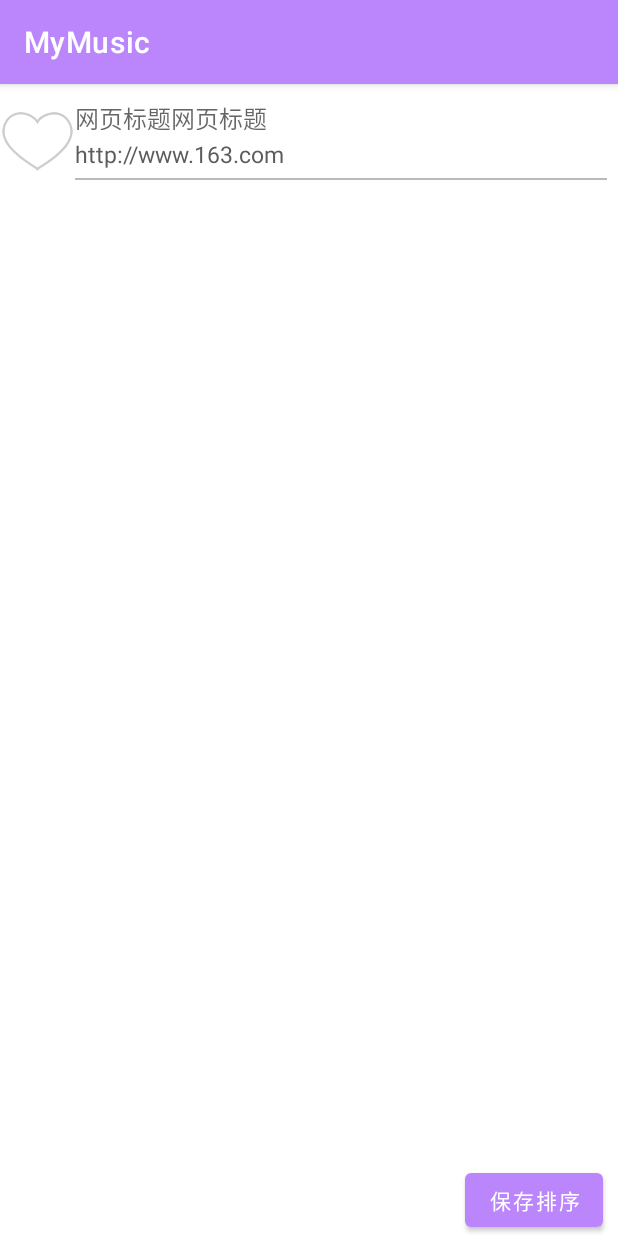
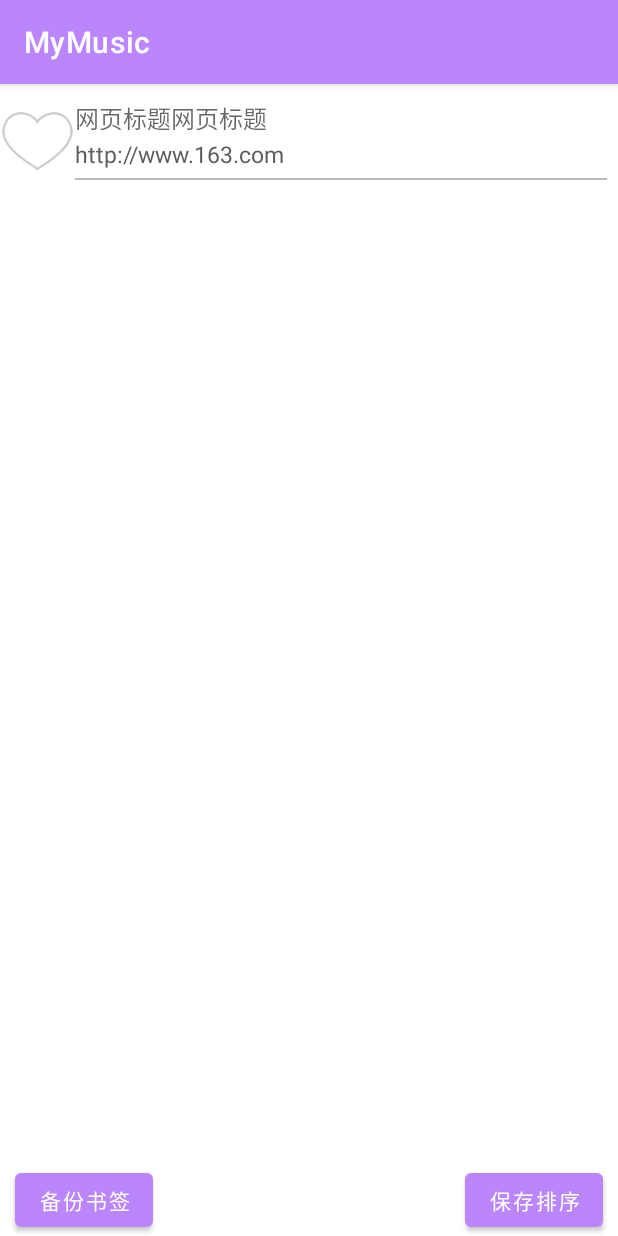
Before and after one commit to sksksk11/MyAndroid, an Android app: the FrameActivity screen opened directly, with no data from a screen before it, after a tap on "书签", on a phone screen of 412 x 824 dp. Run offline under Robolectric (Android 15) with nearby library versions, the light colour scheme and no system bars.

Commit message:
2024年9月4日-02

```diff
--- a/MyMusic/app/src/main/java/com/example/mymusic/utils/DatabaseHelper.java
+++ b/MyMusic/app/src/main/java/com/example/mymusic/utils/DatabaseHelper.java
@@ -142,7 +142,7 @@ public class DatabaseHelper extends SQLiteOpenHelper {
     public Cursor getAllBookmarks(){
 
         SQLiteDatabase db = getReadableDatabase();
-        String QuerySql = "select * from "+TABLE_NAME_WEBURLS + " where " + COLUMN_ISDEL + " = 'N'";
+        String QuerySql = "select * from "+TABLE_NAME_WEBURLS + " where " + COLUMN_ISDEL + " = 'N' ORDER BY " + COLUMN_NUMBER;
         Log.d("TAG", "QuerySql: "+QuerySql);
         Cursor cursor = db.rawQuery(QuerySql, null);
 
@@ -181,7 +181,7 @@ public class DatabaseHelper extends SQLiteOpenHelper {
         if(bookmarkList != null){
             SQLiteDatabase db = getWritableDatabase();
             for (int i = 0; i < bookmarkList.size(); i++) {
-
+//                Log.d("TAG", "title: "+bookmarkList.get(i).getWebTitle()+" ,id:"+bookmarkList.get(i).getId());
                 ContentValues values = new ContentValues();
                 values.put(COLUMN_NUMBER,i+1);
                 String stringId = bookmarkList.get(i).getId() + "";
@@ -195,4 +195,10 @@ public class DatabaseHelper extends SQLiteOpenHelper {
         return updateRows;
     }
 
+    //传入列表，更新条目的顺序
+    public void updateAllBookmarkOrder(List<WebInfo> bookmarkList){
+
+
+    }
+
 }
--- a/MyMusic/app/src/main/java/com/example/mymusic/utils/MyItemTouchHelperCallback.java
+++ b/MyMusic/app/src/main/java/com/example/mymusic/utils/MyItemTouchHelperCallback.java
@@ -49,7 +49,7 @@ public class MyItemTouchHelperCallback extends ItemTouchHelper.Callback {
 
     @Override
     public void onSwiped(@NonNull RecyclerView.ViewHolder viewHolder, int direction) {
-        adapter.notifyItemRemoved(viewHolder.getAdapterPosition());
+        //adapter.notifyItemRemoved(viewHolder.getAdapterPosition());
     }
 
     @Override
--- a/MyMusic/app/src/main/res/layout/activity_saved_bookmark.xml
+++ b/MyMusic/app/src/main/res/layout/activity_saved_bookmark.xml
@@ -15,13 +15,36 @@
         android:layout_weight="1"
 
         />
+    <LinearLayout
+        android:layout_width="match_parent"
+        android:layout_height="wrap_content"
+        android:orientation="horizontal"
+
+        >
+
+        <Button
+            android:id="@+id/btn_backupBookmark"
+            android:layout_width="wrap_content"
+            android:layout_height="wrap_content"
+            android:text="备份书签"
+            android:layout_marginLeft="10dp"
+
+            />
+        <Space
+            android:layout_width="0dp"
+            android:layout_height="wrap_content"
+            android:layout_weight="1"
+            />
+
         <Button
             android:id="@+id/btn_saveSort"
             android:layout_width="wrap_content"
             android:layout_height="wrap_content"
             android:text="保存排序"
-        android:layout_gravity="right"
             android:layout_marginRight="10dp"
             android:onClick="saveListSort"
             />
+
     </LinearLayout>
+
+</LinearLayout>
```
Also changed, not shown: MyMusic/app/src/main/java/com/example/mymusic/SavedBookmarkActivity.java (+8 -5 lines). Lines whose indentation alone changed are shown as unchanged.
